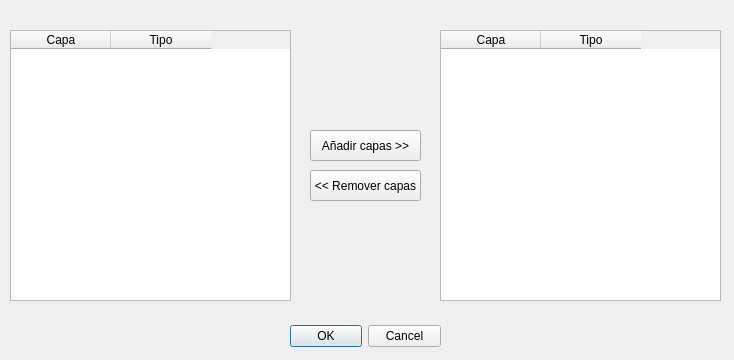
marcelomolas/wqi_calculator, file wqi_plugin_dialog_base.ui: the form before one commit.
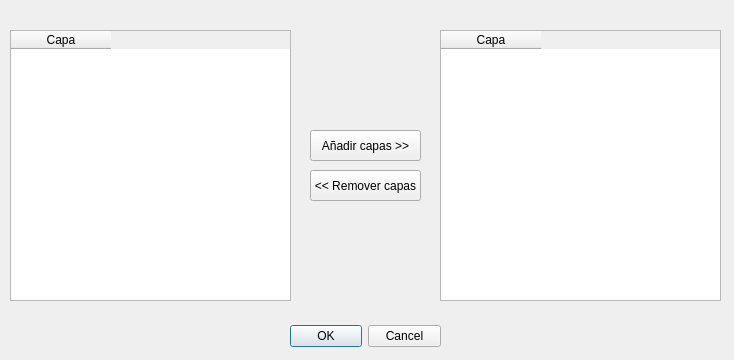
The form after the commit.

What changed in the file:
```diff
--- a/wqi_plugin_dialog_base.ui
+++ b/wqi_plugin_dialog_base.ui
@@ -43,11 +43,6 @@
      <string>Capa</string>
     </property>
    </column>
-   <column>
-    <property name="text">
-     <string>Tipo</string>
-    </property>
-   </column>
   </widget>
   <widget class="QTableWidget" name="AllCapas">
    <property name="geometry">
@@ -84,11 +79,6 @@
      <string>Capa</string>
     </property>
    </column>
-   <column>
-    <property name="text">
-     <string>Tipo</string>
-    </property>
-   </column>
   </widget>
   <widget class="QToolButton" name="AddCapas">
    <property name="geometry">
```
